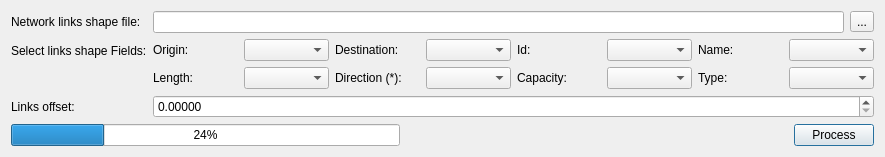
This is prepare_network_dialog.ui in TomasdelaBarra/QTRANUS as Qt 5 draws it before an edit. The edited form follows.
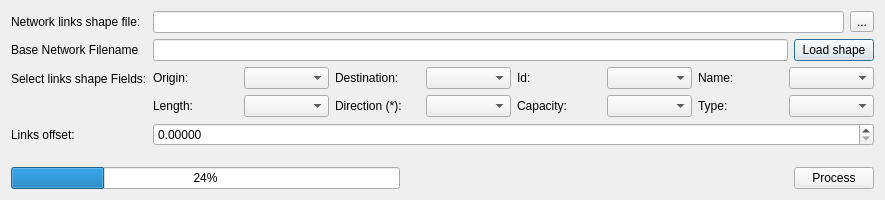
This is the edited form.

Diff of the .ui file:
```diff
--- a/prepare_network_dialog.ui
+++ b/prepare_network_dialog.ui
@@ -7,7 +7,7 @@
     <x>0</x>
     <y>0</y>
     <width>885</width>
-    <height>157</height>
+    <height>200</height>
    </rect>
   </property>
   <property name="windowTitle">
@@ -44,13 +44,20 @@
         </layout>
        </item>
        <item row="1" column="0">
+        <widget class="QLabel" name="label_2">
+         <property name="text">
+          <string>Base Network Filename</string>
+         </property>
+        </widget>
+       </item>
+       <item row="2" column="0">
         <widget class="QLabel" name="lbl_links_id">
          <property name="text">
           <string>Select links shape Fields:</string>
          </property>
         </widget>
        </item>
-       <item row="1" column="1">
+       <item row="2" column="1">
         <layout class="QGridLayout" name="gridLayout_4">
          <item row="1" column="8">
           <widget class="QLabel" name="label_29">
@@ -134,20 +141,34 @@
          </item>
         </layout>
        </item>
-       <item row="2" column="0">
+       <item row="3" column="0">
         <widget class="QLabel" name="label">
          <property name="text">
           <string>Links offset:</string>
          </property>
         </widget>
        </item>
-       <item row="2" column="1">
+       <item row="3" column="1">
         <widget class="QDoubleSpinBox" name="links_offset">
          <property name="decimals">
           <number>5</number>
          </property>
         </widget>
        </item>
+       <item row="1" column="1">
+        <layout class="QHBoxLayout" name="horizontalLayout">
+         <item>
+          <widget class="QLineEdit" name="links_shape_network_filename"/>
+         </item>
+         <item>
+          <widget class="QPushButton" name="links_shape_load_links">
+           <property name="text">
+            <string>Load shape</string>
+           </property>
+          </widget>
+         </item>
+        </layout>
+       </item>
       </layout>
      </item>
      <item>
```
